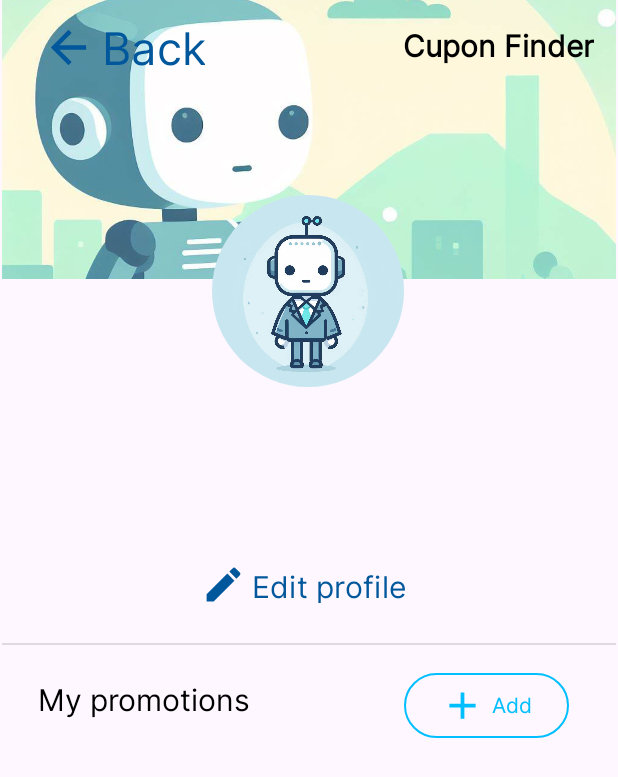
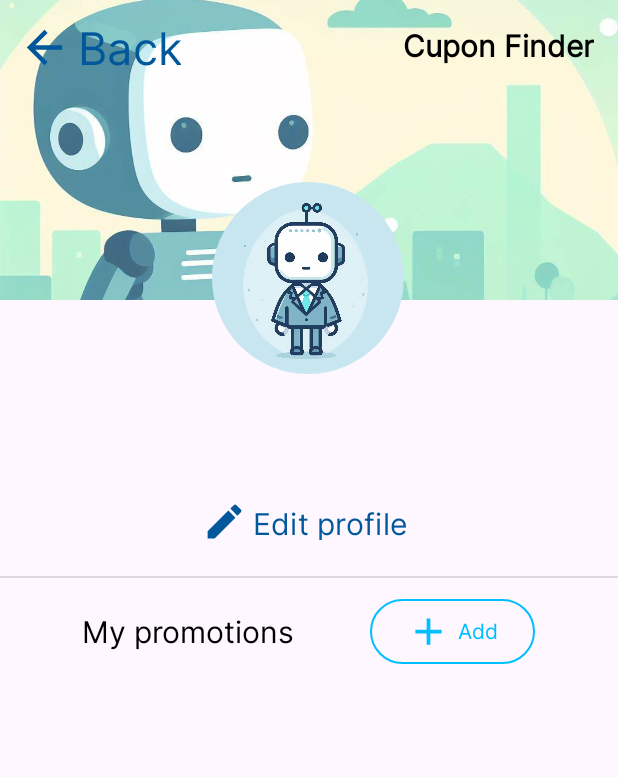
Before and after one commit to MerariPerdomo/CuponFinder2, an Android app: the screen it shows after launch (vistaUsurio), in the side drawer, after a tap on "Profile", on a phone screen of 412 x 824 dp. Shown: the top 777 px of the screen. Run offline under Robolectric (Android 15) with nearby library versions, the phone set to English and light mode, and no system bars; our stand-ins replace CircleImageView, Firebase (no records; nobody signed in at launch, a user with empty details on screens opened directly), Picasso.

Commit message:
vista usuario

```diff
--- a/app/src/main/res/layout/activity_vista_usurio.xml
+++ b/app/src/main/res/layout/activity_vista_usurio.xml
@@ -9,77 +9,145 @@
     tools:context=".vistaUsurio">
 
 
+    <ScrollView
+        android:layout_width="match_parent"
+        android:layout_height="match_parent"
+        tools:layout_editor_absoluteX="0dp"
+        tools:layout_editor_absoluteY="0dp">
+
+        <LinearLayout
+            android:layout_width="match_parent"
+            android:layout_height="match_parent"
+            android:orientation="vertical">
+
+            <androidx.constraintlayout.widget.ConstraintLayout
+                android:layout_width="match_parent"
+                android:layout_height="250dp">
+
+                <ImageView
+                    android:id="@+id/user_portada"
+                    android:layout_width="match_parent"
+                    android:layout_height="200dp"
+                    android:contentDescription="@string/imagen_portada"
+                    android:scaleType="centerCrop"
+                    app:layout_constraintEnd_toEndOf="parent"
+                    app:layout_constraintHorizontal_bias="0.0"
+                    app:layout_constraintStart_toStartOf="parent"
+                    app:layout_constraintTop_toTopOf="parent"
+                    app:srcCompat="@drawable/fondo_pordefecto"
+                    tools:ignore="MissingConstraints" />
+
+                <de.hdodenhof.circleimageview.CircleImageView
+                    android:id="@+id/img_perfil_negocio"
+                    android:layout_width="128dp"
+                    android:layout_height="129dp"
+                    android:src="@drawable/perfil_estatico"
+                    app:layout_constraintBottom_toBottomOf="parent"
+                    app:layout_constraintEnd_toEndOf="parent"
+                    app:layout_constraintHorizontal_bias="0.498"
+                    app:layout_constraintStart_toStartOf="parent"
+                    app:layout_constraintTop_toTopOf="parent"
+                    app:layout_constraintVertical_bias="1.0"
+                    tools:ignore="MissingConstraints,ImageContrastCheck" />
+
+
+                <Button
+                    android:id="@+id/button8"
+                    style="@style/Widget.Material3.Button.TextButton.Icon"
+                    android:layout_width="wrap_content"
+                    android:layout_height="wrap_content"
+                    android:onClick="Regresar"
+                    android:text="Back"
+                    android:textColor="@color/light_blue_900"
+                    android:textSize="30dp"
+                    app:icon="@drawable/ic_regresar"
+                    app:iconSize="35dp"
+                    app:iconTint="@color/light_blue_900"
+                    app:layout_constraintStart_toStartOf="parent"
+                    app:layout_constraintTop_toTopOf="parent" />
+            </androidx.constraintlayout.widget.ConstraintLayout>
+
+            <TextView
+                android:id="@+id/Username"
+                android:layout_width="wrap_content"
+                android:layout_height="wrap_content"
+                android:layout_gravity="center"
+                android:layout_marginTop="10dp"
+                android:text="User"
+                android:textColor="@color/light_blue_900"
+                android:textSize="24sp"
+                android:textStyle="bold" />
+
+            <TextView
+                android:id="@+id/email"
+                android:layout_width="wrap_content"
+                android:layout_height="wrap_content"
+                android:layout_gravity="center"
+                android:text="Correo"
+                android:textSize="18sp" />
+
             <Button
                 android:id="@+id/btnEditarPerfil"
                 style="@style/Widget.Material3.Button.TextButton.Icon"
                 android:layout_width="162dp"
                 android:layout_height="53dp"
+                android:layout_gravity="center"
                 android:gravity="start"
+                android:onClick="Editar"
                 android:padding="10dp"
                 android:text="@string/editar_perfil"
                 android:textColor="@color/light_blue_900"
                 android:textSize="20sp"
                 app:icon="@drawable/ic_edit"
                 app:iconSize="30dp"
-        app:iconTint="@color/light_blue_900"
-        app:layout_constraintBottom_toTopOf="@+id/guideline31"
-        app:layout_constraintEnd_toEndOf="parent"
-        app:layout_constraintHorizontal_bias="0.497"
-        app:layout_constraintStart_toStartOf="parent"
-        app:layout_constraintTop_toTopOf="@+id/guideline17"
-        app:layout_constraintVertical_bias="0.888"
-        tools:ignore="MissingConstraints"
-        android:onClick="Editar"/>
+                app:iconTint="@color/light_blue_900" />
 
+            <View
+                android:id="@+id/divider"
+                android:layout_width="match_parent"
+                android:layout_height="1dp"
+                android:background="?android:attr/listDivider"
+                android:layout_marginTop="10dp"/>
 
-    <androidx.constraintlayout.widget.Guideline
-        android:id="@+id/guideline30"
+            <LinearLayout
+                android:layout_width="match_parent"
+                android:layout_height="wrap_content"
+                android:layout_marginTop="10dp"
+                android:gravity="center"
+                android:orientation="horizontal">
+
+                <TextView
+                    android:id="@+id/textView"
                     android:layout_width="wrap_content"
                     android:layout_height="wrap_content"
-        android:orientation="horizontal"
-        app:layout_constraintGuide_percent="0.94" />
+                    android:text="My promotions"
+                    android:textSize="20sp" />
 
-    <androidx.constraintlayout.widget.Guideline
-        android:id="@+id/guideline31"
-        android:layout_width="wrap_content"
-        android:layout_height="wrap_content"
-        android:orientation="horizontal"
-        app:layout_constraintGuide_percent="0.52" />
+                <Button
+                    android:id="@+id/button7"
+                    style="?attr/materialButtonOutlinedStyle"
+                    android:layout_width="110dp"
+                    android:layout_height="51dp"
+                    android:layout_marginStart="50dp"
+                    android:onClick="AgregarProm"
+                    android:text="Add"
+                    android:textColor="@color/azul_brillante"
+                    app:icon="@drawable/ic_add"
+                    app:iconSize="30dp"
+                    app:iconTint="@color/azul_brillante"
+                    app:rippleColor="@color/azul_brillante"
+                    app:strokeColor="@color/azul_brillante"
+                    tools:ignore="TouchTargetSizeCheck" />
+            </LinearLayout>
 
-    <View
-        android:id="@+id/divider4"
-        android:layout_width="409dp"
-        android:layout_height="1dp"
-        android:background="?android:attr/listDivider"
-        app:layout_constraintEnd_toEndOf="parent"
-        app:layout_constraintStart_toStartOf="parent"
-        app:layout_constraintTop_toTopOf="@+id/guideline31" />
+            <androidx.recyclerview.widget.RecyclerView
+                android:id="@+id/rvPromosUser"
+                android:layout_width="match_parent"
+                android:layout_height="match_parent"
+                android:layout_margin="20dp" />
 
-    <ImageView
-        android:id="@+id/user_portada"
-        android:layout_width="409dp"
-        android:layout_height="186dp"
-        android:cropToPadding="false"
-        android:scaleType="centerCrop"
-        app:layout_constraintBottom_toTopOf="@+id/guideline17"
-        app:layout_constraintEnd_toEndOf="parent"
-        app:layout_constraintStart_toStartOf="parent"
-        app:layout_constraintTop_toTopOf="parent"
-        app:layout_constraintVertical_bias="0.0"
-        app:srcCompat="@drawable/fondo_pordefecto" />
-
-    <de.hdodenhof.circleimageview.CircleImageView
-        android:id="@+id/img_perfil_negocio"
-        android:layout_width="128dp"
-        android:layout_height="129dp"
-        android:src="@drawable/perfil_estatico"
-        app:civ_border_color="#FF000000"
-        app:civ_border_width="0dp"
-        app:layout_constraintBottom_toTopOf="@+id/guideline17"
-        app:layout_constraintEnd_toEndOf="parent"
-        app:layout_constraintHorizontal_bias="0.498"
-        app:layout_constraintStart_toStartOf="parent"
-        app:layout_constraintTop_toTopOf="@+id/guideline18" />
+        </LinearLayout>
+    </ScrollView>
 
     <TextView
         android:id="@+id/textView4"
@@ -89,143 +157,10 @@
         android:text="@string/appName"
         android:textSize="20sp"
         android:textStyle="bold"
-        app:layout_constraintBottom_toTopOf="@+id/guideline17"
         app:layout_constraintEnd_toEndOf="parent"
         app:layout_constraintHorizontal_bias="0.943"
         app:layout_constraintStart_toStartOf="parent"
-        app:layout_constraintTop_toTopOf="parent"
-        app:layout_constraintVertical_bias="0.0" />
-
-    <TextView
-        android:id="@+id/email"
-        android:layout_width="wrap_content"
-        android:layout_height="wrap_content"
-
-        android:layout_marginTop="50dp"
-        android:text="Correo"
-        android:textSize="18sp"
-        app:layout_constraintBottom_toTopOf="@+id/guideline31"
-        app:layout_constraintEnd_toEndOf="parent"
-        app:layout_constraintHorizontal_bias="0.507"
-        app:layout_constraintStart_toStartOf="parent"
-        app:layout_constraintTop_toTopOf="@+id/guideline17"
-        app:layout_constraintVertical_bias="0.141" />
-
-    <TextView
-        android:id="@+id/Username"
-        android:layout_width="wrap_content"
-        android:layout_height="wrap_content"
-
-        android:layout_marginTop="20dp"
-        android:text="User"
-        android:textColor="@color/light_blue_900"
-        android:textSize="24sp"
-        android:textStyle="bold"
-        app:layout_constraintBottom_toTopOf="@+id/guideline31"
-        app:layout_constraintEnd_toEndOf="parent"
-        app:layout_constraintStart_toStartOf="parent"
-        app:layout_constraintTop_toTopOf="@id/guideline17"
-        app:layout_constraintVertical_bias="0.0" />
-
-    <androidx.constraintlayout.widget.Guideline
-        android:id="@+id/guideline17"
-        android:layout_width="wrap_content"
-        android:layout_height="wrap_content"
-        android:orientation="horizontal"
-        app:layout_constraintGuide_percent="0.32" />
-
-    <TextView
-        android:id="@+id/textView"
-        android:layout_width="wrap_content"
-        android:layout_height="wrap_content"
-        android:text="My promotions"
-        android:textSize="20sp"
-        app:layout_constraintBottom_toTopOf="@+id/guideline16"
-        app:layout_constraintEnd_toEndOf="parent"
-        app:layout_constraintHorizontal_bias="0.093"
-        app:layout_constraintStart_toStartOf="parent"
-        app:layout_constraintTop_toBottomOf="@+id/divider4"
-        app:layout_constraintVertical_bias="0.609" />
-
-    <androidx.constraintlayout.widget.Guideline
-        android:id="@+id/guideline16"
-        android:layout_width="wrap_content"
-        android:layout_height="wrap_content"
-        android:orientation="horizontal"
-        app:layout_constraintGuide_percent="0.6" />
-
-    <ScrollView
-        android:id="@+id/scrollView2"
-        android:layout_width="412dp"
-        android:layout_height="340dp"
-        android:layout_marginEnd="1dp"
-        app:layout_constraintBottom_toBottomOf="parent"
-        app:layout_constraintEnd_toEndOf="parent"
-        app:layout_constraintStart_toStartOf="parent"
-        app:layout_constraintTop_toTopOf="@+id/guideline16"
-        tools:ignore="SpeakableTextPresentCheck">
-
-        <LinearLayout
-            android:layout_width="match_parent"
-            android:layout_height="wrap_content"
-            android:orientation="vertical"
-            android:paddingStart="30dp"
-            android:paddingEnd="30dp">
-
-            <androidx.recyclerview.widget.RecyclerView
-                android:id="@+id/rvPromosUser"
-                android:layout_width="match_parent"
-                android:layout_height="match_parent" />
-        </LinearLayout>
-    </ScrollView>
-
-    <androidx.constraintlayout.widget.Guideline
-        android:id="@+id/guideline18"
-        android:layout_width="wrap_content"
-        android:layout_height="wrap_content"
-        android:orientation="horizontal"
-        app:layout_constraintGuide_percent="0.15" />
-
-    <Button
-        android:id="@+id/button7"
-        style="?attr/materialButtonOutlinedStyle"
-        android:layout_width="110dp"
-        android:layout_height="51dp"
-        android:layout_marginTop="16dp"
-        android:text="Add"
-        android:textColor="@color/azul_brillante"
-        app:icon="@drawable/ic_add"
-        app:iconSize="30dp"
-        app:iconTint="@color/azul_brillante"
-        app:layout_constraintBottom_toTopOf="@+id/guideline16"
-        app:layout_constraintEnd_toEndOf="parent"
-        app:layout_constraintHorizontal_bias="0.757"
-        app:layout_constraintStart_toEndOf="@+id/textView"
-        app:layout_constraintTop_toTopOf="@+id/guideline31"
-        app:layout_constraintVertical_bias="0.0"
-        app:rippleColor="@color/azul_brillante"
-        app:strokeColor="@color/azul_brillante"
-        tools:ignore="TouchTargetSizeCheck"
-        android:onClick="AgregarProm"/>
-
-    <Button
-        android:id="@+id/button8"
-        style="@style/Widget.Material3.Button.TextButton.Icon"
-        android:layout_width="wrap_content"
-        android:layout_height="wrap_content"
-        android:text="Back"
-        android:textColor="@color/light_blue_900"
-        android:textSize="30dp"
-        app:icon="@drawable/ic_regresar"
-        app:iconSize="35dp"
-        app:iconTint="@color/light_blue_900"
-        app:layout_constraintBottom_toTopOf="@+id/guideline18"
-        app:layout_constraintEnd_toEndOf="parent"
-        app:layout_constraintHorizontal_bias="0.058"
-        app:layout_constraintStart_toStartOf="parent"
-        app:layout_constraintTop_toTopOf="parent"
-        app:layout_constraintVertical_bias="0.0"
-        android:onClick="Regresar"/>
+        app:layout_constraintTop_toTopOf="parent" />
 
 
 </androidx.constraintlayout.widget.ConstraintLayout>
```
Lines whose indentation alone changed are shown as unchanged.
